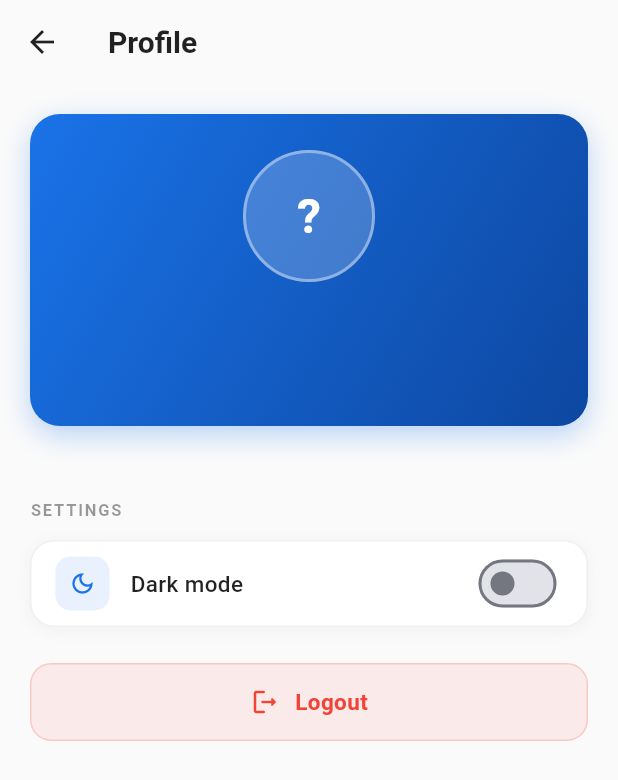
After one commit to tamiie56/infininotes, a Flutter app: the ProfileScreen screen opened directly, on a phone screen of 412 x 824 dp. The commit adds this screen. Shown: the top 780 px of the screen. Run offline on Flutter 3.47's test engine with Material 3 defaults, Android fonts, the phone set to English and light mode, and no system bars; our stand-ins replace flutter_secure_storage, google_sign_in, shared_preferences; accounts and stored records are empty; network calls fail.

Commit message:
feat: profile screen — avatar, stats, dark mode toggle, logout

```diff
--- a/frontend/lib/data/services/auth_service.dart
+++ b/frontend/lib/data/services/auth_service.dart
@@ -37,6 +37,10 @@ class AuthService {
     return await _api.post('${ApiConstants.auth}/google', {'idToken': idToken});
   }
 
+  Future<Map<String, dynamic>> getMe() async {
+    return await _api.get('${ApiConstants.auth}/me');
+  }
+
   Future<void> saveTokens(String accessToken, String refreshToken) async {
     await _storage.write(key: AppConstants.tokenKey, value: accessToken);
     await _storage.write(key: AppConstants.refreshTokenKey, value: refreshToken);
--- /dev/null
+++ b/frontend/lib/presentation/screens/profile/profile_screen.dart
@@ -0,0 +1,463 @@
+import 'package:flutter/material.dart';
+import 'package:provider/provider.dart';
+import '../../../data/providers/auth_provider.dart';
+import '../../../data/providers/theme_provider.dart';
+import '../../../data/services/auth_service.dart';
+import '../auth/login_screen.dart';
+
+class ProfileScreen extends StatefulWidget {
+  const ProfileScreen({super.key});
+
+  @override
+  State<ProfileScreen> createState() => _ProfileScreenState();
+}
+
+class _ProfileScreenState extends State<ProfileScreen> {
+  Map<String, dynamic>? _userData;
+  Map<String, dynamic>? _stats;
+  bool _isLoading = true;
+
+  @override
+  void initState() {
+    super.initState();
+    _fetchProfile();
+  }
+
+  Future<void> _fetchProfile() async {
+    setState(() => _isLoading = true);
+    try {
+      final response = await AuthService().getMe();
+      if (response['success'] == true) {
+        setState(() {
+          _userData = response['user'];
+          _stats = response['stats'];
+          _isLoading = false;
+        });
+      }
+    } catch (_) {
+      setState(() => _isLoading = false);
+    }
+  }
+
+  Future<void> _logout() async {
+    final navigator = Navigator.of(context);
+    await context.read<AuthProvider>().logout();
+    if (mounted) {
+      navigator.pushAndRemoveUntil(
+        MaterialPageRoute(builder: (_) => const LoginScreen()),
+        (route) => false,
+      );
+    }
+  }
+
+  String _getInitials(String name) {
+    final parts = name.trim().split(' ');
+    if (parts.length >= 2) {
+      return '${parts[0][0]}${parts[1][0]}'.toUpperCase();
+    }
+    return name.isNotEmpty ? name[0].toUpperCase() : '?';
+  }
+
+  @override
+  Widget build(BuildContext context) {
+    final themeProvider = context.watch<ThemeProvider>();
+    final isDark = Theme.of(context).brightness == Brightness.dark;
+    final scheme = Theme.of(context).colorScheme;
+
+    return Scaffold(
+      appBar: AppBar(
+        elevation: 0,
+        title: const Text(
+          'Profile',
+          style: TextStyle(fontWeight: FontWeight.w700),
+        ),
+      ),
+      body: _isLoading
+          ? const Center(
+              child: CircularProgressIndicator(color: Color(0xFF1A73E8)),
+            )
+          : RefreshIndicator(
+              onRefresh: _fetchProfile,
+              color: const Color(0xFF1A73E8),
+              child: SingleChildScrollView(
+                physics: const AlwaysScrollableScrollPhysics(),
+                padding: const EdgeInsets.all(20),
+                child: Column(
+                  crossAxisAlignment: CrossAxisAlignment.stretch,
+                  children: [
+                    _buildAvatarSection(isDark),
+                    const SizedBox(height: 24),
+                    if (_stats != null) _buildStatsSection(isDark),
+                    const SizedBox(height: 24),
+                    _buildSettingsSection(isDark, scheme, themeProvider),
+                    const SizedBox(height: 24),
+                    _buildLogoutButton(),
+                    const SizedBox(height: 40),
+                  ],
+                ),
+              ),
+            ),
+    );
+  }
+
+  Widget _buildAvatarSection(bool isDark) {
+    final name = _userData?['name'] ?? '';
+    final email = _userData?['email'] ?? '';
+    final avatar = _userData?['avatar'];
+
+    return Container(
+      padding: const EdgeInsets.all(24),
+      decoration: BoxDecoration(
+        gradient: const LinearGradient(
+          begin: Alignment.topLeft,
+          end: Alignment.bottomRight,
+          colors: [Color(0xFF1A73E8), Color(0xFF0D47A1)],
+        ),
+        borderRadius: BorderRadius.circular(20),
+        boxShadow: [
+          BoxShadow(
+            color: const Color(0xFF1A73E8).withValues(alpha: 0.3),
+            blurRadius: 16,
+            offset: const Offset(0, 6),
+          ),
+        ],
+      ),
+      child: Column(
+        children: [
+          Container(
+            width: 88,
+            height: 88,
+            decoration: BoxDecoration(
+              shape: BoxShape.circle,
+              color: Colors.white.withValues(alpha: 0.2),
+              border: Border.all(
+                color: Colors.white.withValues(alpha: 0.4),
+                width: 2,
+              ),
+            ),
+            child: avatar != null && avatar.toString().startsWith('http')
+                ? ClipOval(
+                    child: Image.network(
+                      avatar,
+                      fit: BoxFit.cover,
+                      errorBuilder: (ctx, err, st) =>
+                          _buildInitialsAvatar(name),
+                    ),
+                  )
+                : _buildInitialsAvatar(name),
+          ),
+          const SizedBox(height: 16),
+          Text(
+            name,
+            style: const TextStyle(
+              fontSize: 22,
+              fontWeight: FontWeight.w700,
+              color: Colors.white,
+            ),
+          ),
+          const SizedBox(height: 4),
+          Text(
+            email,
+            style: TextStyle(
+              fontSize: 14,
+              color: Colors.white.withValues(alpha: 0.8),
+            ),
+          ),
+        ],
+      ),
+    );
+  }
+
+  Widget _buildInitialsAvatar(String name) {
+    return Center(
+      child: Text(
+        _getInitials(name),
+        style: const TextStyle(
+          fontSize: 32,
+          fontWeight: FontWeight.w700,
+          color: Colors.white,
+        ),
+      ),
+    );
+  }
+
+  Widget _buildStatsSection(bool isDark) {
+    final total = _stats?['totalNotes'] ?? 0;
+    final archived = _stats?['archivedNotes'] ?? 0;
+    final trashed = _stats?['trashedNotes'] ?? 0;
+
+    return Column(
+      crossAxisAlignment: CrossAxisAlignment.start,
+      children: [
+        Text(
+          'STATISTICS',
+          style: TextStyle(
+            fontSize: 11,
+            fontWeight: FontWeight.w700,
+            letterSpacing: 1.2,
+            color: isDark
+                ? Colors.white.withValues(alpha: 0.4)
+                : Colors.black.withValues(alpha: 0.4),
+          ),
+        ),
+        const SizedBox(height: 12),
+        Row(
+          children: [
+            Expanded(
+              child: _StatCard(
+                icon: Icons.note_alt_outlined,
+                label: 'Notes',
+                value: total.toString(),
+                color: const Color(0xFF1A73E8),
+                isDark: isDark,
+              ),
+            ),
+            const SizedBox(width: 12),
+            Expanded(
+              child: _StatCard(
+                icon: Icons.archive_outlined,
+                label: 'Archived',
+                value: archived.toString(),
+                color: const Color(0xFF34A853),
+                isDark: isDark,
+              ),
+            ),
+            const SizedBox(width: 12),
+            Expanded(
+              child: _StatCard(
+                icon: Icons.delete_outlined,
+                label: 'Trash',
+                value: trashed.toString(),
+                color: const Color(0xFFEA4335),
+                isDark: isDark,
+              ),
+            ),
+          ],
+        ),
+      ],
+    );
+  }
+
+  Widget _buildSettingsSection(
+    bool isDark,
+    ColorScheme scheme,
+    ThemeProvider themeProvider,
+  ) {
+    return Column(
+      crossAxisAlignment: CrossAxisAlignment.start,
+      children: [
+        Text(
+          'SETTINGS',
+          style: TextStyle(
+            fontSize: 11,
+            fontWeight: FontWeight.w700,
+            letterSpacing: 1.2,
+            color: isDark
+                ? Colors.white.withValues(alpha: 0.4)
+                : Colors.black.withValues(alpha: 0.4),
+          ),
+        ),
+        const SizedBox(height: 12),
+        Container(
+          decoration: BoxDecoration(
+            color: isDark ? Colors.white.withValues(alpha: 0.05) : Colors.white,
+            borderRadius: BorderRadius.circular(16),
+            border: Border.all(
+              color: isDark
+                  ? Colors.white.withValues(alpha: 0.08)
+                  : Colors.black.withValues(alpha: 0.06),
+            ),
+            boxShadow: isDark
+                ? []
+                : [
+                    BoxShadow(
+                      color: Colors.black.withValues(alpha: 0.04),
+                      blurRadius: 8,
+                      offset: const Offset(0, 2),
+                    ),
+                  ],
+          ),
+          child: Column(
+            children: [
+              _SettingsTile(
+                icon: themeProvider.isDark
+                    ? Icons.light_mode_outlined
+                    : Icons.dark_mode_outlined,
+                title: 'Dark mode',
+                trailing: Switch(
+                  value: themeProvider.isDark,
+                  onChanged: (_) => themeProvider.toggleTheme(),
+                  activeThumbColor: const Color(0xFF1A73E8),
+                ),
+                isDark: isDark,
+                showDivider: false,
+              ),
+            ],
+          ),
+        ),
+      ],
+    );
+  }
+
+  Widget _buildLogoutButton() {
+    return GestureDetector(
+      onTap: _logout,
+      child: Container(
+        height: 52,
+        decoration: BoxDecoration(
+          color: Colors.red.withValues(alpha: 0.08),
+          borderRadius: BorderRadius.circular(14),
+          border: Border.all(color: Colors.red.withValues(alpha: 0.2)),
+        ),
+        child: const Row(
+          mainAxisAlignment: MainAxisAlignment.center,
+          children: [
+            Icon(Icons.logout_rounded, color: Colors.red, size: 20),
+            SizedBox(width: 10),
+            Text(
+              'Logout',
+              style: TextStyle(
+                color: Colors.red,
+                fontSize: 15,
+                fontWeight: FontWeight.w600,
+              ),
+            ),
+          ],
+        ),
+      ),
+    );
+  }
+}
+
+class _StatCard extends StatelessWidget {
+  final IconData icon;
+  final String label;
+  final String value;
+  final Color color;
+  final bool isDark;
+
+  const _StatCard({
+    required this.icon,
+    required this.label,
+    required this.value,
+    required this.color,
+    required this.isDark,
+  });
+
+  @override
+  Widget build(BuildContext context) {
+    return Container(
+      padding: const EdgeInsets.symmetric(vertical: 16, horizontal: 12),
+      decoration: BoxDecoration(
+        color: isDark ? Colors.white.withValues(alpha: 0.05) : Colors.white,
+        borderRadius: BorderRadius.circular(16),
+        border: Border.all(
+          color: isDark
+              ? Colors.white.withValues(alpha: 0.08)
+              : Colors.black.withValues(alpha: 0.06),
+        ),
+        boxShadow: isDark
+            ? []
+            : [
+                BoxShadow(
+                  color: Colors.black.withValues(alpha: 0.04),
+                  blurRadius: 8,
+                  offset: const Offset(0, 2),
+                ),
+              ],
+      ),
+      child: Column(
+        children: [
+          Container(
+            width: 40,
+            height: 40,
+            decoration: BoxDecoration(
+              color: color.withValues(alpha: 0.1),
+              shape: BoxShape.circle,
+            ),
+            child: Icon(icon, color: color, size: 20),
+          ),
+          const SizedBox(height: 10),
+          Text(
+            value,
+            style: TextStyle(
+              fontSize: 22,
+              fontWeight: FontWeight.w800,
+              color: color,
+            ),
+          ),
+          const SizedBox(height: 2),
+          Text(
+            label,
+            style: TextStyle(
+              fontSize: 11,
+              color: isDark
+                  ? Colors.white.withValues(alpha: 0.5)
+                  : Colors.black.withValues(alpha: 0.5),
+            ),
+          ),
+        ],
+      ),
+    );
+  }
+}
+
+class _SettingsTile extends StatelessWidget {
+  final IconData icon;
+  final String title;
+  final Widget trailing;
+  final bool isDark;
+  final bool showDivider;
+
+  const _SettingsTile({
+    required this.icon,
+    required this.title,
+    required this.trailing,
+    required this.isDark,
+    this.showDivider = true,
+  });
+
+  @override
+  Widget build(BuildContext context) {
+    return Column(
+      children: [
+        Padding(
+          padding: const EdgeInsets.symmetric(horizontal: 16, vertical: 4),
+          child: Row(
+            children: [
+              Container(
+                width: 36,
+                height: 36,
+                decoration: BoxDecoration(
+                  color: const Color(0xFF1A73E8).withValues(alpha: 0.1),
+                  borderRadius: BorderRadius.circular(10),
+                ),
+                child: Icon(icon, color: const Color(0xFF1A73E8), size: 18),
+              ),
+              const SizedBox(width: 14),
+              Expanded(
+                child: Text(
+                  title,
+                  style: TextStyle(
+                    fontSize: 15,
+                    fontWeight: FontWeight.w500,
+                    color: isDark ? Colors.white : Colors.black87,
+                  ),
+                ),
+              ),
+              trailing,
+            ],
+          ),
+        ),
+        if (showDivider)
+          Divider(
+            height: 1,
+            indent: 66,
+            color: isDark
+                ? Colors.white.withValues(alpha: 0.06)
+                : Colors.black.withValues(alpha: 0.06),
+          ),
+      ],
+    );
+  }
+}
```
Also changed, not shown: frontend/lib/presentation/screens/home/home_screen.dart (+14 -0 lines), 1 other file.
